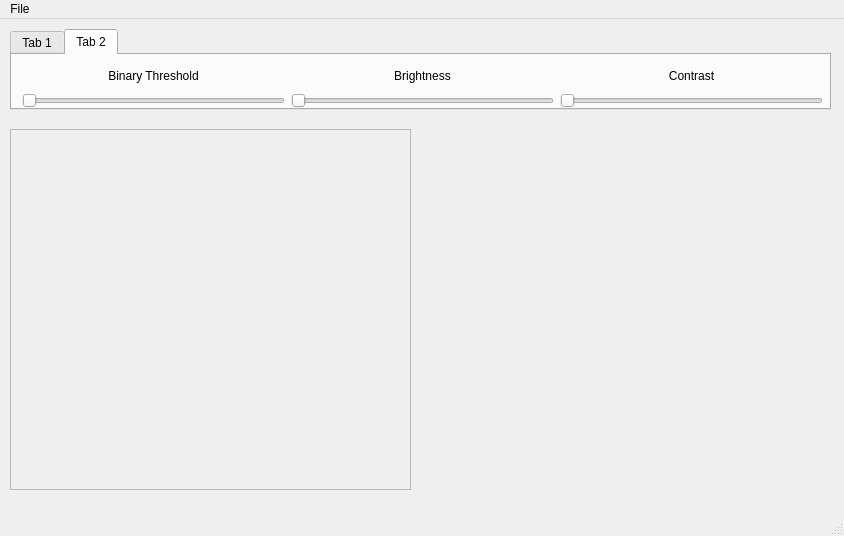
WesleyCh3n/Img-Processing, file HW02/myui.ui: the form before one commit.
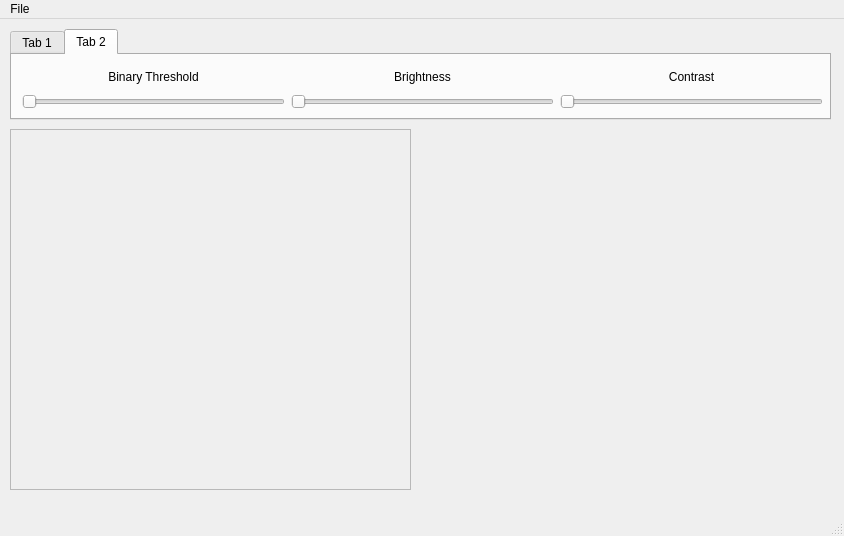
The form after the commit. The open tabs and pages were chosen to show the change.

```diff
--- a/HW02/myui.ui
+++ b/HW02/myui.ui
@@ -20,7 +20,7 @@
       <x>10</x>
       <y>10</y>
       <width>821</width>
-      <height>81</height>
+      <height>91</height>
      </rect>
     </property>
     <property name="currentIndex">
@@ -115,7 +115,7 @@
         <x>10</x>
         <y>10</y>
         <width>801</width>
-        <height>43</height>
+        <height>44</height>
        </rect>
       </property>
       <layout class="QVBoxLayout" name="verticalLayout">
```
Left out of the diff: 2 changed lines with no effect on the pictures.
